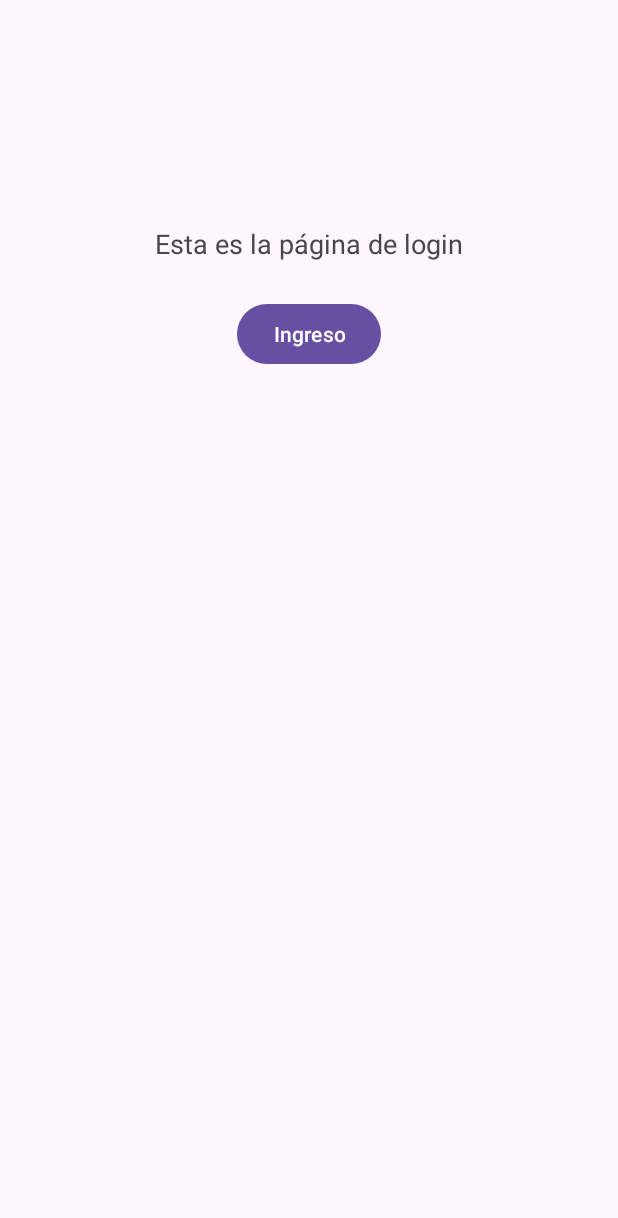
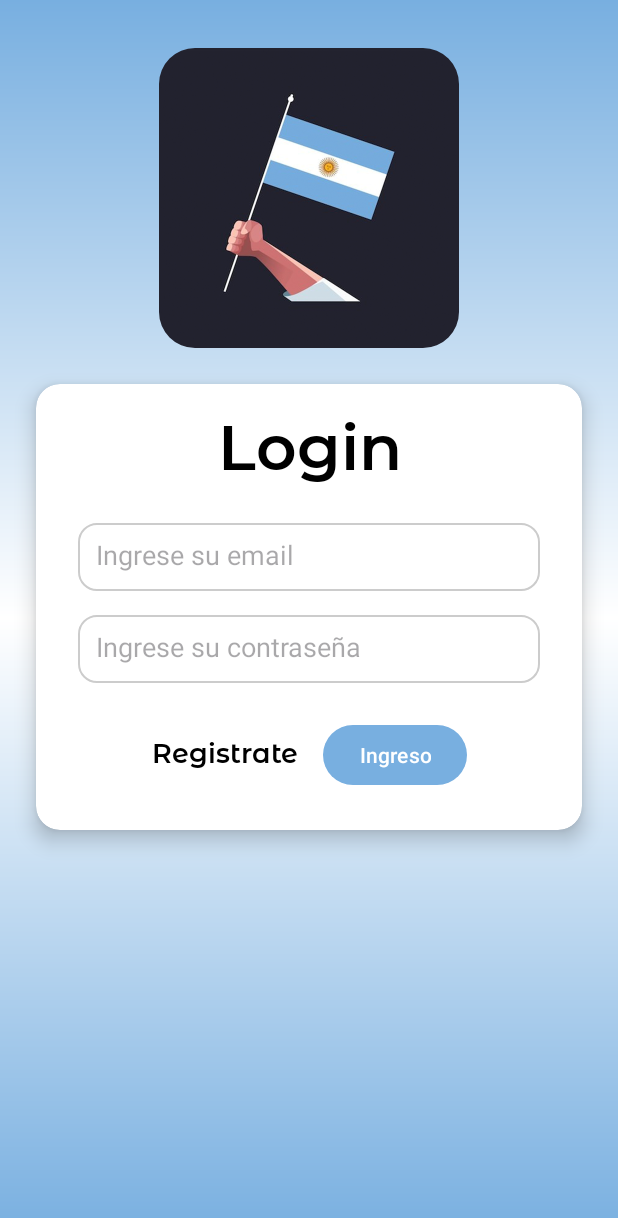
Before and after one commit to GonzaloMModic/final-am-acn4av-modic, an Android app: the screen it shows after launch (LoginActivity), on a phone screen of 412 x 824 dp. Shown: the top 1218 px of the screen. Run offline under Robolectric (Android 15) with nearby library versions, the phone set to English and light mode, and no system bars.

Commit message:
feat: mejora de UX/UI del login

```diff
--- a/app/build.gradle
+++ b/app/build.gradle
@@ -39,4 +39,6 @@ dependencies {
     androidTestImplementation libs.ext.junit
     androidTestImplementation libs.espresso.core
     implementation platform('com.google.firebase:firebase-bom:33.16.0')
+    implementation "androidx.cardview:cardview:1.0.0"
+    implementation 'com.google.android.material:material:1.11.0'
 }
--- a/app/src/main/java/com/example/am_acn4av_modic/MainActivity.java
+++ b/app/src/main/java/com/example/am_acn4av_modic/MainActivity.java
@@ -1,15 +1,18 @@
 package com.example.am_acn4av_modic;
 
 import android.graphics.Color;
+import android.os.Build;
 import android.os.Bundle;
 import android.util.Log;
 import android.view.View;
+import android.view.Window;
 import android.widget.ImageButton;
 import android.widget.LinearLayout;
 import android.widget.TextView;
 import androidx.appcompat.widget.SearchView;
 import androidx.activity.EdgeToEdge;
 import androidx.appcompat.app.AppCompatActivity;
+import androidx.core.content.ContextCompat;
 import androidx.core.graphics.Insets;
 import androidx.core.view.ViewCompat;
 import androidx.core.view.WindowInsetsCompat;
@@ -44,6 +47,9 @@ public class MainActivity extends AppCompatActivity {
         ViewCompat.setOnApplyWindowInsetsListener(findViewById(R.id.main), (v, insets) -> {
             Insets systemBars = insets.getInsets(WindowInsetsCompat.Type.systemBars());
             v.setPadding(systemBars.left, systemBars.top, systemBars.right, systemBars.bottom);
+
+            Window window = getWindow();
+            window.setStatusBarColor(ContextCompat.getColor(this, R.color.my_primary));
 
             return insets;
         });
--- /dev/null
+++ b/app/src/main/res/drawable/background_gradient.xml
@@ -0,0 +1,8 @@
+<?xml version="1.0" encoding="utf-8"?>
+<shape xmlns:android="http://schemas.android.com/apk/res/android">
+    <gradient
+        android:startColor="#78AFE0"
+        android:centerColor="#FFFFFF"
+        android:endColor="#78AFE0"
+        android:angle="90" />
+</shape>
--- /dev/null
+++ b/app/src/main/res/drawable/edittext_background.xml
@@ -0,0 +1,8 @@
+<?xml version="1.0" encoding="utf-8"?>
+<shape xmlns:android="http://schemas.android.com/apk/res/android"
+    android:shape="rectangle">
+    <solid android:color="#FFFFFFFF" />
+    <corners android:radius="12dp" />
+    <stroke android:width="1dp" android:color="#FFCCCCCC" />
+    <padding android:left="8dp" android:top="8dp" android:right="8dp" android:bottom="8dp" />
+</shape>
--- a/app/src/main/res/layout/login.xml
+++ b/app/src/main/res/layout/login.xml
@@ -1,30 +1,111 @@
 <?xml version="1.0" encoding="utf-8"?>
-<androidx.constraintlayout.widget.ConstraintLayout xmlns:android="http://schemas.android.com/apk/res/android"
-    xmlns:tools="http://schemas.android.com/tools"
+<androidx.constraintlayout.widget.ConstraintLayout
+    xmlns:android="http://schemas.android.com/apk/res/android"
+    xmlns:app="http://schemas.android.com/apk/res-auto"
     android:layout_width="match_parent"
     android:layout_height="match_parent"
-    xmlns:app="http://schemas.android.com/apk/res-auto">
+    android:background="@drawable/background_gradient">
 
-    <TextView
-        android:id="@+id/text_view_id"
-        android:layout_width="wrap_content"
-        android:layout_height="wrap_content"
-        android:text="Esta es la página de login"
+    <com.google.android.material.imageview.ShapeableImageView
+        android:id="@+id/imageView"
+        android:layout_width="200dp"
+        android:layout_height="200dp"
+        android:layout_marginTop="32dp"
+        android:scaleType="centerCrop"
+        app:srcCompat="@drawable/mano_argentina"
         app:layout_constraintTop_toTopOf="parent"
         app:layout_constraintStart_toStartOf="parent"
         app:layout_constraintEnd_toEndOf="parent"
-        android:layout_marginTop="150dp"
-        android:textSize="18sp"
-        android:textAlignment="center"/>
+        app:shapeAppearanceOverlay="@style/ImageRoundCorners" />
 
-    <Button
-        android:id="@+id/btnIngresar"
-        android:layout_width="wrap_content"
+    <androidx.cardview.widget.CardView
+        android:layout_width="0dp"
         android:layout_height="wrap_content"
-        android:text="Ingreso"
-        app:layout_constraintTop_toBottomOf="@id/text_view_id"
+        android:layout_margin="24dp"
+        app:cardCornerRadius="16dp"
+        app:cardElevation="8dp"
+        app:layout_constraintTop_toBottomOf="@+id/imageView"
         app:layout_constraintStart_toStartOf="parent"
         app:layout_constraintEnd_toEndOf="parent"
-        android:layout_marginTop="24dp" />
+        >
+
+        <androidx.constraintlayout.widget.ConstraintLayout
+            android:layout_width="match_parent"
+            android:layout_height="297dp"
+            android:padding="12dp">
+
+            <TextView
+                android:id="@+id/text_view_id"
+                android:layout_width="wrap_content"
+                android:layout_height="wrap_content"
+                android:layout_marginBottom="4dp"
+                android:fontFamily="@font/montserratalternatessemibold"
+                android:text="Login"
+                android:textAlignment="center"
+                android:textColor="#FF000000"
+                android:textSize="42sp"
+                app:layout_constraintBottom_toTopOf="@id/ingresoMail"
+                app:layout_constraintEnd_toEndOf="parent"
+                app:layout_constraintStart_toStartOf="parent"
+                app:layout_constraintTop_toTopOf="parent" />
+
+            <EditText
+                android:id="@+id/ingresoMail"
+                android:layout_width="0dp"
+                android:layout_height="45dp"
+                android:layout_marginStart="16dp"
+                android:layout_marginTop="24dp"
+                android:layout_marginEnd="16dp"
+                android:background="@drawable/edittext_background"
+                android:hint="@string/ingresoMail"
+                android:inputType="textEmailAddress"
+                android:padding="12dp"
+                app:layout_constraintEnd_toEndOf="parent"
+                app:layout_constraintStart_toStartOf="parent"
+                app:layout_constraintTop_toBottomOf="@id/text_view_id" />
+
+            <EditText
+                android:id="@+id/ingresoPass"
+                android:layout_width="0dp"
+                android:layout_height="45dp"
+                android:layout_marginStart="16dp"
+                android:layout_marginTop="16dp"
+                android:layout_marginEnd="16dp"
+                android:background="@drawable/edittext_background"
+                android:hint="@string/ingrese_pass"
+                android:inputType="textPassword"
+                android:padding="12dp"
+                app:layout_constraintEnd_toEndOf="parent"
+                app:layout_constraintStart_toStartOf="parent"
+                app:layout_constraintTop_toBottomOf="@id/ingresoMail" />
+
+            <LinearLayout
+                android:id="@+id/registro_contenedor"
+                android:layout_width="wrap_content"
+                android:layout_height="wrap_content"
+                android:layout_marginTop="24dp"
+                android:orientation="horizontal"
+                app:layout_constraintEnd_toEndOf="parent"
+                app:layout_constraintStart_toStartOf="parent"
+                app:layout_constraintTop_toBottomOf="@id/ingresoPass">
+
+                <TextView
+                    android:id="@+id/text_view_registro"
+                    android:layout_width="wrap_content"
+                    android:layout_height="wrap_content"
+                    android:layout_marginEnd="16dp"
+                    android:fontFamily="@font/montserratalternatessemibold"
+                    android:text="Registrate"
+                    android:textColor="#FF000000"
+                    android:textSize="18sp" />
+
+                <Button
+                    android:id="@+id/btnIngresar"
+                    android:layout_width="wrap_content"
+                    android:layout_height="wrap_content"
+                    android:text="Ingreso" />
+            </LinearLayout>
+        </androidx.constraintlayout.widget.ConstraintLayout>
+    </androidx.cardview.widget.CardView>
 
 </androidx.constraintlayout.widget.ConstraintLayout>
--- a/app/src/main/res/values/colors.xml
+++ b/app/src/main/res/values/colors.xml
@@ -2,4 +2,6 @@
 <resources>
     <color name="black">#FF000000</color>
     <color name="white">#FFFFFFFF</color>
+    <color name="my_primary">#78AFE0</color>
+    <color name="my_secondary">#3F51B5</color>
 </resources>
--- a/app/src/main/res/values/strings.xml
+++ b/app/src/main/res/values/strings.xml
@@ -12,4 +12,6 @@
     <string name="img_matecito_nivel_uso">Imágen matecito para nivel de uso</string>
     <string name="hello">hola_mundo</string>
     <string name="btn_favorito">boton para agregar frases a la lista de favoritos</string>
+    <string name="ingresoMail">Ingrese su email</string>
+    <string name="ingrese_pass">Ingrese su contraseña</string>
 </resources>
--- /dev/null
+++ b/app/src/main/res/values/styles.xml
@@ -0,0 +1,7 @@
+<?xml version="1.0" encoding="utf-8"?>
+<resources>
+    <style name="ImageRoundCorners" parent="">
+        <item name="cornerFamily">rounded</item>
+        <item name="cornerSize">24dp</item> <!-- Ajustá el redondeo a tu gusto -->
+    </style>
+</resources>
--- a/app/src/main/res/values/themes.xml
+++ b/app/src/main/res/values/themes.xml
@@ -1,9 +1,17 @@
-<resources xmlns:tools="http://schemas.android.com/tools">
-    <!-- Base application theme. -->
-    <style name="Base.Theme.Amacn4avModic" parent="Theme.Material3.DayNight.NoActionBar">
-        <!-- Customize your light theme here. -->
-        <!-- <item name="colorPrimary">@color/my_light_primary</item> -->
-    </style>
+<resources>
 
-    <style name="Theme.Amacn4avModic" parent="Base.Theme.Amacn4avModic" />
+<style name="Base.Theme.Amacn4avModic" parent="Theme.Material3.DayNight.NoActionBar">
+    <!-- Colores principales -->
+    <item name="colorPrimary">@color/my_primary</item>
+    <item name="colorPrimaryContainer">@color/my_primary</item>
+    <item name="colorSecondary">@color/my_primary</item>
+
+    <!-- Otros colores opcionales -->
+    <item name="android:statusBarColor">@color/my_primary</item>
+    <item name="android:navigationBarColor">@color/my_primary</item>
+</style>
+
+<style name="Theme.Amacn4avModic" parent="Base.Theme.Amacn4avModic" >
+</style>
+
 </resources>
```
Also changed, not shown: app/src/main/res/drawable/mano_argentina.png (added), app/src/main/res/font/montserratalternatessemibold.ttf (added).
